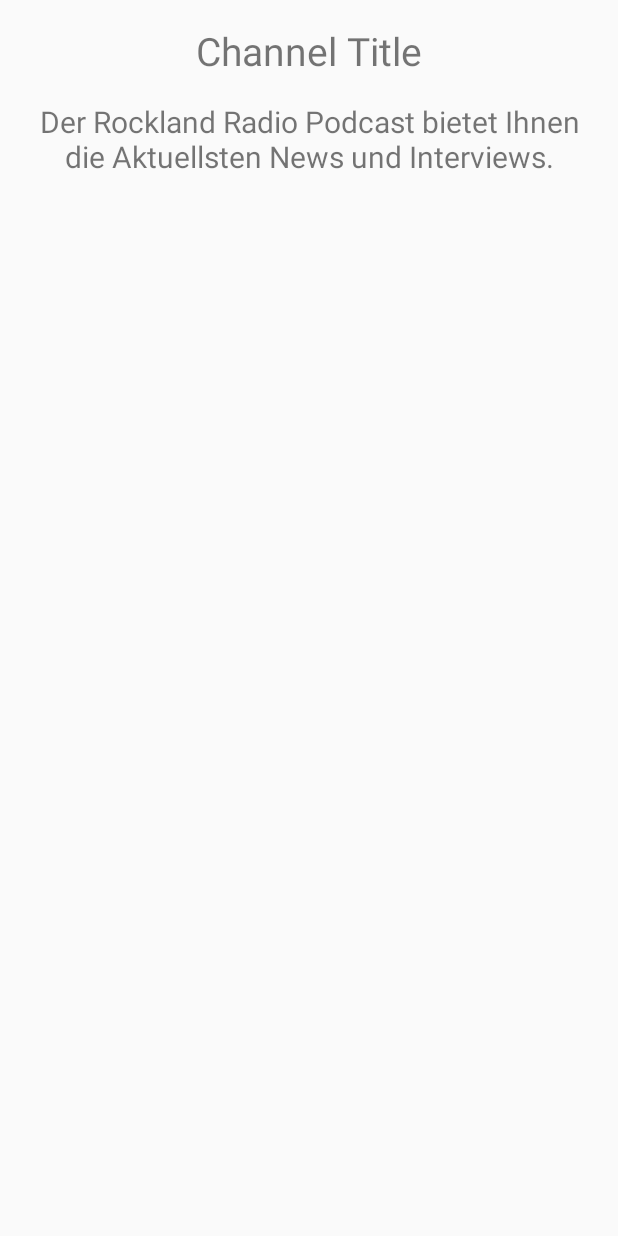
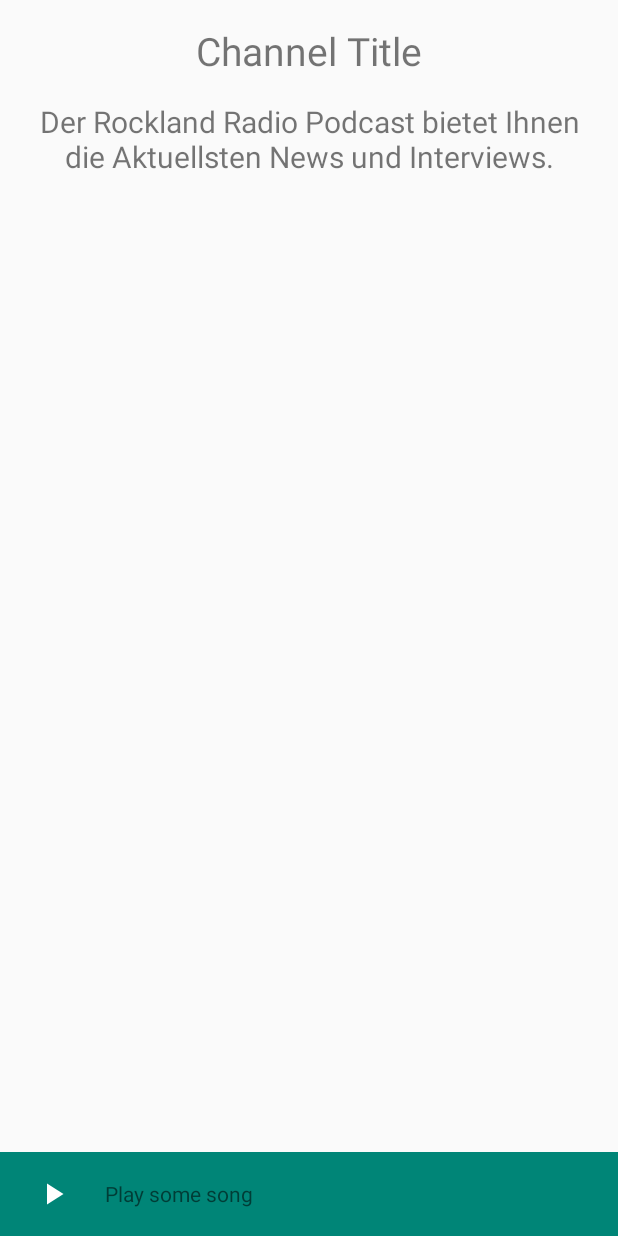
Before and after one commit to LouisLin0706/SDPodcast, an Android app: the layout fragment_channel_list.xml on its own in the app's theme, with its tools: preview values and no code run, on a phone screen of 412 x 824 dp. Run offline under Robolectric (Android 15) with nearby library versions, the phone set to English and light mode, and no system bars.

Commit message:
Finish challenage

```diff
--- a/app/build.gradle
+++ b/app/build.gradle
@@ -42,5 +42,9 @@ dependencies {
     implementation Libs.koinViewModel
     implementation Libs.constraintLayout
     implementation Libs.liveData
+
+    implementation Libs.retrofit
+    implementation Libs.retrofitGson
+
     implementation project(':lib_player')
 }
--- /dev/null
+++ b/app/src/main/res/drawable/ic_pause_black_24dp.xml
@@ -0,0 +1,5 @@
+<vector android:height="24dp" android:tint="#FFFFFF"
+    android:viewportHeight="24.0" android:viewportWidth="24.0"
+    android:width="24dp" xmlns:android="http://schemas.android.com/apk/res/android">
+    <path android:fillColor="#FF000000" android:pathData="M6,19h4L10,5L6,5v14zM14,5v14h4L18,5h-4z"/>
+</vector>
--- /dev/null
+++ b/app/src/main/res/drawable/ic_play_arrow_black_24dp.xml
@@ -0,0 +1,5 @@
+<vector android:height="24dp" android:tint="#FFFFFF"
+    android:viewportHeight="24.0" android:viewportWidth="24.0"
+    android:width="24dp" xmlns:android="http://schemas.android.com/apk/res/android">
+    <path android:fillColor="#FF000000" android:pathData="M8,5v14l11,-7z"/>
+</vector>
--- a/app/src/main/res/layout/activity_home.xml
+++ b/app/src/main/res/layout/activity_home.xml
@@ -14,9 +14,9 @@
         app:layout_constraintTop_toTopOf="parent" />
 
 
-   <!--
-    TODO Player & scroll-helper
+    <!--
+     TODO Player & scroll-helper
 
-    -->
+     -->
 
 </androidx.constraintlayout.widget.ConstraintLayout>
--- a/app/src/main/res/layout/fragment_channel_list.xml
+++ b/app/src/main/res/layout/fragment_channel_list.xml
@@ -39,5 +39,45 @@
         app:layout_constraintRight_toRightOf="parent"
         app:layout_constraintTop_toBottomOf="@+id/textView_channel_desc" />
 
+    <LinearLayout
+        tools:visibility="visible"
+        android:visibility="visible"
+        android:id="@+id/play_control"
+        android:layout_width="0dp"
+        android:background="@color/colorPrimary"
+        app:layout_constraintBottom_toBottomOf="parent"
+        app:layout_constraintRight_toRightOf="parent"
+        app:layout_constraintLeft_toLeftOf="parent"
+        android:layout_height="?attr/actionBarSize">
+
+
+        <ImageButton
+            android:id="@+id/button_play_pause"
+            app:layout_constraintBottom_toBottomOf="parent"
+            android:background="@null"
+            android:src="@drawable/ic_play_arrow_black_24dp"
+            android:layout_width="0dp"
+            android:layout_margin="16dp"
+            android:layout_weight="0.1"
+            android:layout_height="match_parent"/>
+
+        <TextView
+            android:id="@+id/textView_podcast_title"
+            tools:text="Play some song"
+            android:layout_gravity="center_vertical"
+            android:layout_width="0dp"
+            android:layout_weight="0.7"
+            android:layout_height="wrap_content"/>
+
+        <ProgressBar
+            android:visibility="invisible"
+            android:id="@+id/progress_bar"
+            android:padding="8dp"
+            android:layout_width="0dp"
+            android:layout_weight="0.2"
+            android:layout_height="wrap_content"/>
+
+    </LinearLayout>
+
 
 </androidx.constraintlayout.widget.ConstraintLayout>
--- a/buildSrc/src/main/kotlin/Dependencies.kt
+++ b/buildSrc/src/main/kotlin/Dependencies.kt
@@ -18,7 +18,7 @@ object Versions {
     val mockk = "1.8.13.kotlin13"
     val navigation = "1.0.0-alpha06"
     val paging = "1.0.0"
-    val retrofit = "2.5.0"
+    val retrofit = "2.6.0"
     val supportLib = "28.0.0"
     val testEspresso = "3.1.0"
     val testRunner = "1.1.0"
```
Also changed, not shown: app/src/main/java/com/sdpodcast/data/config/APIConfig.kt (added, +10 -0 lines), app/src/main/java/com/sdpodcast/data/network/ChannelRaw.kt (added, +17 -0 lines), app/src/main/java/com/sdpodcast/data/network/ChannelService.kt (added, +10 -0 lines), app/src/main/java/com/sdpodcast/data/repo/channel/ChannelRepoImpl.kt (+35 -1 lines), app/src/main/java/com/sdpodcast/presentation/ui/channel/ChannelListFragment.kt (+48 -2 lines), app/src/main/java/com/sdpodcast/presentation/ui/main/HomeActivity.kt (+4 -3 lines), lib_player/src/main/java/com/sdpodcast/lib_player/core/SDPlayerFactory.kt (added, +43 -0 lines), 64 other files.
